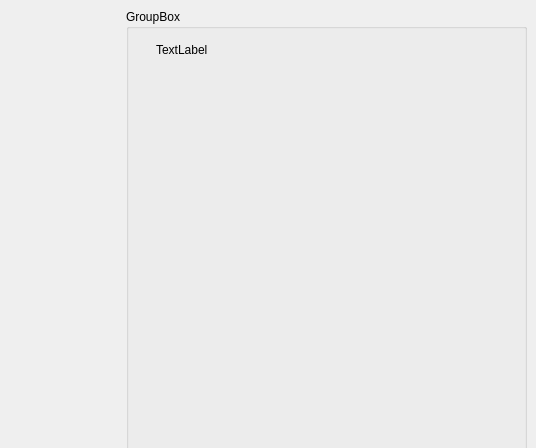
Qt form mainwindow.ui (VasilyMarkov/Sound-Speed-Monitoring) before a commit; both pictures show x 691 to 1227 and y 0 to 448 of the 1227 by 617 pixel window.
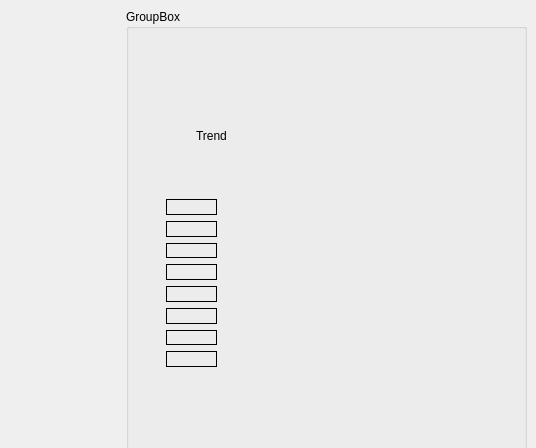
The same form after that commit. Custom widgets are drawn as their Qt base class.

```diff
--- a/mainwindow.ui
+++ b/mainwindow.ui
@@ -33,9 +33,162 @@
         </rect>
        </property>
        <property name="text">
-        <string>TextLabel</string>
+        <string/>
        </property>
       </widget>
+      <widget class="QLabel" name="trend_2">
+       <property name="geometry">
+        <rect>
+         <x>70</x>
+         <y>120</y>
+         <width>129</width>
+         <height>14</height>
+        </rect>
+       </property>
+       <property name="text">
+        <string>Trend</string>
+       </property>
+      </widget>
+      <widget class="QWidget" name="">
+       <property name="geometry">
+        <rect>
+         <x>40</x>
+         <y>190</y>
+         <width>51</width>
+         <height>168</height>
+        </rect>
+       </property>
+       <layout class="QVBoxLayout" name="verticalLayout">
+        <item>
+         <widget class="QLabel" name="ch1">
+          <property name="sizePolicy">
+           <sizepolicy hsizetype="Ignored" vsizetype="Ignored">
+            <horstretch>0</horstretch>
+            <verstretch>0</verstretch>
+           </sizepolicy>
+          </property>
+          <property name="frameShape">
+           <enum>QFrame::Box</enum>
+          </property>
+          <property name="text">
+           <string/>
+          </property>
+         </widget>
+        </item>
+        <item>
+         <widget class="QLabel" name="ch2">
+          <property name="sizePolicy">
+           <sizepolicy hsizetype="Ignored" vsizetype="Ignored">
+            <horstretch>0</horstretch>
+            <verstretch>0</verstretch>
+           </sizepolicy>
+          </property>
+          <property name="frameShape">
+           <enum>QFrame::Box</enum>
+          </property>
+          <property name="text">
+           <string/>
+          </property>
+         </widget>
+        </item>
+        <item>
+         <widget class="QLabel" name="ch3">
+          <property name="sizePolicy">
+           <sizepolicy hsizetype="Ignored" vsizetype="Ignored">
+            <horstretch>0</horstretch>
+            <verstretch>0</verstretch>
+           </sizepolicy>
+          </property>
+          <property name="frameShape">
+           <enum>QFrame::Box</enum>
+          </property>
+          <property name="text">
+           <string/>
+          </property>
+         </widget>
+        </item>
+        <item>
+         <widget class="QLabel" name="ch4">
+          <property name="sizePolicy">
+           <sizepolicy hsizetype="Ignored" vsizetype="Ignored">
+            <horstretch>0</horstretch>
+            <verstretch>0</verstretch>
+           </sizepolicy>
+          </property>
+          <property name="frameShape">
+           <enum>QFrame::Box</enum>
+          </property>
+          <property name="text">
+           <string/>
+          </property>
+         </widget>
+        </item>
+        <item>
+         <widget class="QLabel" name="ch5">
+          <property name="sizePolicy">
+           <sizepolicy hsizetype="Ignored" vsizetype="Ignored">
+            <horstretch>0</horstretch>
+            <verstretch>0</verstretch>
+           </sizepolicy>
+          </property>
+          <property name="frameShape">
+           <enum>QFrame::Box</enum>
+          </property>
+          <property name="text">
+           <string/>
+          </property>
+         </widget>
+        </item>
+        <item>
+         <widget class="QLabel" name="ch6">
+          <property name="sizePolicy">
+           <sizepolicy hsizetype="Ignored" vsizetype="Ignored">
+            <horstretch>0</horstretch>
+            <verstretch>0</verstretch>
+           </sizepolicy>
+          </property>
+          <property name="frameShape">
+           <enum>QFrame::Box</enum>
+          </property>
+          <property name="text">
+           <string/>
+          </property>
+         </widget>
+        </item>
+        <item>
+         <widget class="QLabel" name="ch7">
+          <property name="sizePolicy">
+           <sizepolicy hsizetype="Ignored" vsizetype="Ignored">
+            <horstretch>0</horstretch>
+            <verstretch>0</verstretch>
+           </sizepolicy>
+          </property>
+          <property name="frameShape">
+           <enum>QFrame::Box</enum>
+          </property>
+          <property name="text">
+           <string/>
+          </property>
+         </widget>
+        </item>
+        <item>
+         <widget class="QLabel" name="ch8">
+          <property name="sizePolicy">
+           <sizepolicy hsizetype="Ignored" vsizetype="Ignored">
+            <horstretch>0</horstretch>
+            <verstretch>0</verstretch>
+           </sizepolicy>
+          </property>
+          <property name="frameShape">
+           <enum>QFrame::Box</enum>
+          </property>
+          <property name="text">
+           <string/>
+          </property>
+         </widget>
+        </item>
+       </layout>
+      </widget>
      </widget>
     </item>
    </layout>
```
Left out of the diff: 2 changed lines with no effect on the pictures.
